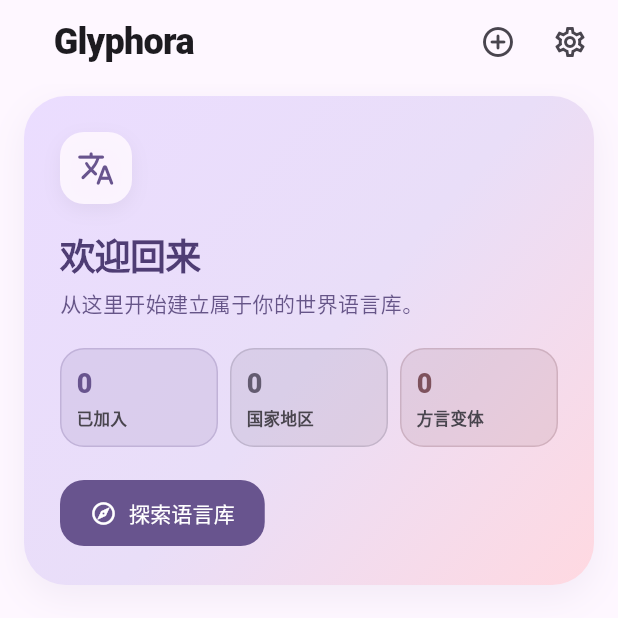
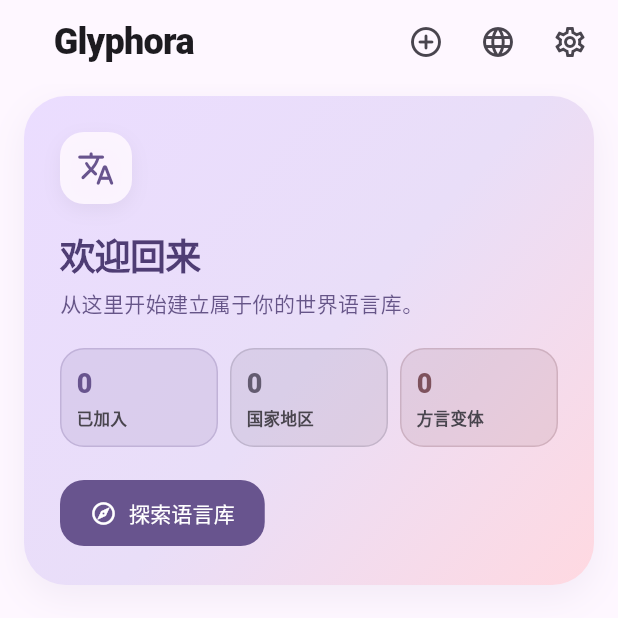
Before and after one commit to chengyang1017/flutter-dictionary, a Flutter app: the screen it shows after launch, on a phone screen of 412 x 824 dp, the top half of it. Run offline on Flutter 3.47's test engine with Material 3 defaults, Android fonts, the phone set to English and light mode, and no system bars; our stand-ins replace shared_preferences, sqflite; missing offline and left inert: glyphora_language_core; accounts and stored records are empty.

Commit message:
feat: add app interface language switching

```diff
--- /dev/null
+++ b/lib/localization/app_locale.dart
@@ -0,0 +1,84 @@
+import 'package:flutter/material.dart';
+
+class AppLocaleController extends ChangeNotifier {
+  static const supportedLocales = <Locale>[
+    Locale('zh'),
+    Locale('en'),
+    Locale('ms'),
+    Locale('vi'),
+    Locale('ru'),
+  ];
+
+  Locale? _locale;
+
+  Locale? get locale => _locale;
+
+  String? get languageCode =>
+      _locale?.languageCode;
+
+  void setLanguageCode(
+    String? languageCode,
+  ) {
+    final normalized =
+        languageCode
+            ?.trim()
+            .toLowerCase();
+
+    if (normalized == null ||
+        normalized.isEmpty ||
+        normalized == 'system') {
+      _setLocale(null);
+      return;
+    }
+
+    final supported = supportedLocales.any(
+      (locale) =>
+          locale.languageCode == normalized,
+    );
+
+    if (!supported) {
+      throw ArgumentError.value(
+        languageCode,
+        'languageCode',
+        'Unsupported UI language',
+      );
+    }
+
+    _setLocale(Locale(normalized));
+  }
+
+  void _setLocale(Locale? value) {
+    if (_locale?.languageCode ==
+        value?.languageCode) {
+      return;
+    }
+
+    _locale = value;
+    notifyListeners();
+  }
+}
+
+class AppLocaleScope
+    extends InheritedNotifier<
+        AppLocaleController> {
+  const AppLocaleScope({
+    super.key,
+    required AppLocaleController controller,
+    required super.child,
+  }) : super(notifier: controller);
+
+  static AppLocaleController of(
+    BuildContext context,
+  ) {
+    final scope = context
+        .dependOnInheritedWidgetOfExactType<
+            AppLocaleScope>();
+
+    assert(
+      scope != null,
+      'AppLocaleScope not found in context.',
+    );
+
+    return scope!.notifier!;
+  }
+}
--- /dev/null
+++ b/lib/localization/app_strings.dart
@@ -0,0 +1,185 @@
+import 'package:flutter/material.dart';
+
+class AppStrings {
+  final String languageCode;
+
+  const AppStrings._(
+    this.languageCode,
+  );
+
+  factory AppStrings.of(
+    BuildContext context,
+  ) {
+    return AppStrings.forLanguageCode(
+      Localizations.localeOf(context)
+          .languageCode,
+    );
+  }
+
+  factory AppStrings.forLanguageCode(
+    String languageCode,
+  ) {
+    final normalized =
+        languageCode
+            .trim()
+            .toLowerCase()
+            .split(RegExp('[-_]'))
+            .first;
+
+    return AppStrings._(normalized);
+  }
+
+  String _pick(
+    Map<String, String> values,
+  ) {
+    return values[languageCode] ??
+        values['en']!;
+  }
+
+  String get interfaceLanguage => _pick({
+        'zh': '界面语言',
+        'en': 'Interface language',
+        'ms': 'Bahasa antara muka',
+        'vi': 'Ngôn ngữ giao diện',
+        'ru': 'Язык интерфейса',
+      });
+
+  String get followSystem => _pick({
+        'zh': '跟随系统',
+        'en': 'Follow system',
+        'ms': 'Ikut sistem',
+        'vi': 'Theo hệ thống',
+        'ru': 'Как в системе',
+      });
+
+  String get addLanguage => _pick({
+        'zh': '添加语言',
+        'en': 'Add language',
+        'ms': 'Tambah bahasa',
+        'vi': 'Thêm ngôn ngữ',
+        'ru': 'Добавить язык',
+      });
+
+  String get settings => _pick({
+        'zh': '设置',
+        'en': 'Settings',
+        'ms': 'Tetapan',
+        'vi': 'Cài đặt',
+        'ru': 'Настройки',
+      });
+
+  String get words => _pick({
+        'zh': '单词',
+        'en': 'Words',
+        'ms': 'Perkataan',
+        'vi': 'Từ vựng',
+        'ru': 'Слова',
+      });
+
+  String get searchHint => _pick({
+        'zh': '搜索原形、真实词形或释义',
+        'en': 'Search lemma, inflected form, or meaning',
+        'ms': 'Cari kata dasar, bentuk kata atau makna',
+        'vi': 'Tìm từ gốc, dạng biến đổi hoặc nghĩa',
+        'ru': 'Поиск по лемме, словоформе или значению',
+      });
+
+  String get failedToLoadEntries => _pick({
+        'zh': '加载词条失败',
+        'en': 'Failed to load entries',
+        'ms': 'Gagal memuatkan entri',
+        'vi': 'Không thể tải mục từ',
+        'ru': 'Не удалось загрузить словарные статьи',
+      });
+
+  String get retry => _pick({
+        'zh': '重新加载',
+        'en': 'Retry',
+        'ms': 'Cuba lagi',
+        'vi': 'Thử lại',
+        'ru': 'Повторить',
+      });
+
+  String get noEntries => _pick({
+        'zh': '没有找到词条',
+        'en': 'No entries found',
+        'ms': 'Tiada entri ditemui',
+        'vi': 'Không tìm thấy mục từ',
+        'ru': 'Статьи не найдены',
+      });
+
+  String get unnamedEntry => _pick({
+        'zh': '未命名词条',
+        'en': 'Unnamed entry',
+        'ms': 'Entri tanpa nama',
+        'vi': 'Mục từ chưa đặt tên',
+        'ru': 'Безымянная статья',
+      });
+
+  String get noun => _pick({
+        'zh': '名词',
+        'en': 'Noun',
+        'ms': 'Kata nama',
+        'vi': 'Danh từ',
+        'ru': 'Существительное',
+      });
+
+  String get verb => _pick({
+        'zh': '动词',
+        'en': 'Verb',
+        'ms': 'Kata kerja',
+        'vi': 'Động từ',
+        'ru': 'Глагол',
+      });
+
+  String get lemmaMatch => _pick({
+        'zh': '原形命中',
+        'en': 'Lemma match',
+        'ms': 'Padanan kata dasar',
+        'vi': 'Khớp từ gốc',
+        'ru': 'Совпадение по лемме',
+      });
+
+  String get formMatch => _pick({
+        'zh': '词形命中',
+        'en': 'Form match',
+        'ms': 'Padanan bentuk',
+        'vi': 'Khớp dạng từ',
+        'ru': 'Совпадение по форме',
+      });
+
+  String get glossMatch => _pick({
+        'zh': '释义命中',
+        'en': 'Meaning match',
+        'ms': 'Padanan makna',
+        'vi': 'Khớp nghĩa',
+        'ru': 'Совпадение по значению',
+      });
+
+  String get failedToLoadForms => _pick({
+        'zh': '读取词形变化失败',
+        'en': 'Failed to load inflected forms',
+        'ms': 'Gagal memuatkan bentuk kata',
+        'vi': 'Không thể tải các dạng từ',
+        'ru': 'Не удалось загрузить словоформы',
+      });
+
+  String languageName(
+    String code,
+  ) {
+    switch (code) {
+      case 'zh':
+        return '中文';
+      case 'en':
+        return 'English';
+      case 'ms':
+        return 'Bahasa Melayu';
+      case 'vi':
+        return 'Tiếng Việt';
+      case 'ru':
+        return 'Русский';
+      default:
+        return code;
+    }
+  }
+}
--- a/lib/main.dart
+++ b/lib/main.dart
@@ -1,43 +1,76 @@
 import 'package:flutter/material.dart';
 import 'package:flutter_localizations/flutter_localizations.dart';
 
+import 'localization/app_locale.dart';
 import 'screens/home_screen.dart';
+
 void main() {
   runApp(const MyApp());
 }
 
-class MyApp extends StatelessWidget {
+class MyApp extends StatefulWidget {
   const MyApp({
     super.key,
   });
 
   @override
+  State<MyApp> createState() =>
+      _MyAppState();
+}
+
+class _MyAppState extends State<MyApp> {
+  late final AppLocaleController
+      _localeController;
+
+  @override
+  void initState() {
+    super.initState();
+    _localeController =
+        AppLocaleController();
+  }
+
+  @override
+  void dispose() {
+    _localeController.dispose();
+    super.dispose();
+  }
+
+  @override
   Widget build(BuildContext context) {
-    return MaterialApp(
-      title: 'Country Select',
-      debugShowCheckedModeBanner: false,
-
-      supportedLocales: const [
-        Locale('zh'),
-        Locale('en'),
-        Locale('ms'),
-        Locale('vi'),
-        Locale('ru'),
-      ],
-
-      localizationsDelegates: const [
-        GlobalMaterialLocalizations.delegate,
-        GlobalWidgetsLocalizations.delegate,
-        GlobalCupertinoLocalizations.delegate,
-      ],
-
-      theme: ThemeData(
-        colorScheme: ColorScheme.fromSeed(
-          seedColor: Colors.deepPurple,
-        ),
+    return AppLocaleScope(
+      controller: _localeController,
+      child: AnimatedBuilder(
+        animation: _localeController,
+        builder: (context, _) {
+          return MaterialApp(
+            title: 'Glyphora',
+            debugShowCheckedModeBanner:
+                false,
+            locale:
+                _localeController.locale,
+            supportedLocales:
+                AppLocaleController
+                    .supportedLocales,
+            localizationsDelegates:
+                const [
+              GlobalMaterialLocalizations
+                  .delegate,
+              GlobalWidgetsLocalizations
+                  .delegate,
+              GlobalCupertinoLocalizations
+                  .delegate,
+            ],
+            theme: ThemeData(
+              colorScheme:
+                  ColorScheme.fromSeed(
+                seedColor:
+                    Colors.deepPurple,
+              ),
+            ),
+            home: const HomeScreen(),
+          );
+        },
       ),
-
-      home: const HomeScreen(),
     );
   }
 }
--- a/lib/screens/home_screen.dart
+++ b/lib/screens/home_screen.dart
@@ -2,6 +2,8 @@ import 'package:flutter/material.dart';
 import 'package:glyphora_language_core/glyphora_language_core.dart';
 
 import '../data/added_language_store.dart';
+import '../localization/app_locale.dart';
+import '../localization/app_strings.dart';
 import '../models/added_language.dart';
 import 'country_select.dart';
 import 'language_overview_screen.dart';
@@ -137,17 +139,84 @@ class _HomeScreenState extends State<HomeScreen> {
       ),
       actions: [
         IconButton(
-          tooltip: '添加语言',
-          onPressed: _openLanguageLibrary,
-          icon: const Icon(Icons.add_circle_outline_rounded),
+          tooltip:
+              AppStrings.of(context)
+                  .addLanguage,
+          onPressed:
+              _openLanguageLibrary,
+          icon: const Icon(
+            Icons.add_circle_outline_rounded,
+          ),
         ),
+        _buildLanguageMenu(),
         IconButton(
-          tooltip: '设置',
+          tooltip:
+              AppStrings.of(context)
+                  .settings,
           onPressed: () {},
-          icon: const Icon(Icons.settings_outlined),
+          icon: const Icon(
+            Icons.settings_outlined,
+          ),
         ),
         const SizedBox(width: 8),
       ],
+    );
+  }
+
+  Widget _buildLanguageMenu() {
+    final strings =
+        AppStrings.of(context);
+    final controller =
+        AppLocaleScope.of(context);
+    final selectedLanguageCode =
+        controller.languageCode;
+
+    return PopupMenuButton<String>(
+      tooltip: strings.interfaceLanguage,
+      icon: const Icon(
+        Icons.language_outlined,
+      ),
+      onSelected: (value) {
+        controller.setLanguageCode(
+          value == 'system'
+              ? null
+              : value,
+        );
+      },
+      itemBuilder: (context) {
+        return [
+          CheckedPopupMenuItem<String>(
+            value: 'system',
+            checked:
+                selectedLanguageCode ==
+                    null,
+            child: Text(
+              strings.followSystem,
+            ),
+          ),
+          ...AppLocaleController
+              .supportedLocales
+              .map(
+            (locale) {
+              final code =
+                  locale.languageCode;
+
+              return CheckedPopupMenuItem<
+                  String>(
+                value: code,
+                checked:
+                    selectedLanguageCode ==
+                        code,
+                child: Text(
+                  strings.languageName(
+                    code,
+                  ),
+                ),
+              );
+            },
+          ),
+        ];
+      },
     );
   }
 
```
Also changed, not shown: lib/screens/word_list_screen.dart (+39 -16 lines), 1 other file.
